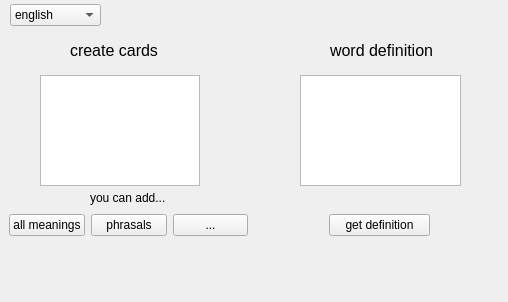
Above: gui/qt2.ui from artialpha/Anki before the change. Below: the same form after it.
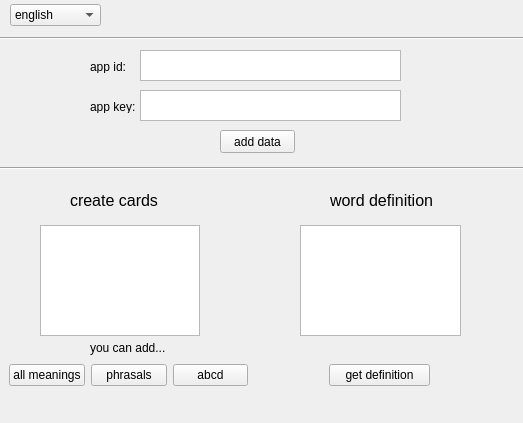
That is the form after the change.

What changed in the file:
```diff
--- a/gui/qt2.ui
+++ b/gui/qt2.ui
@@ -6,8 +6,8 @@
    <rect>
     <x>0</x>
     <y>0</y>
-    <width>508</width>
-    <height>302</height>
+    <width>523</width>
+    <height>423</height>
    </rect>
   </property>
   <property name="windowTitle">
@@ -43,7 +43,7 @@
    <property name="geometry">
     <rect>
      <x>10</x>
-     <y>60</y>
+     <y>210</y>
      <width>481</width>
      <height>131</height>
     </rect>
@@ -76,7 +76,7 @@
    <property name="geometry">
     <rect>
      <x>9</x>
-     <y>210</y>
+     <y>360</y>
      <width>239</width>
      <height>31</height>
     </rect>
@@ -99,7 +99,7 @@
     <item>
      <widget class="QPushButton" name="button_">
       <property name="text">
-       <string>...</string>
+       <string>abcd</string>
       </property>
      </widget>
     </item>
@@ -109,7 +109,7 @@
    <property name="geometry">
     <rect>
      <x>269</x>
-     <y>210</y>
+     <y>360</y>
      <width>221</width>
      <height>31</height>
     </rect>
@@ -134,7 +134,7 @@
    <property name="geometry">
     <rect>
      <x>330</x>
-     <y>40</y>
+     <y>190</y>
      <width>131</width>
      <height>21</height>
     </rect>
@@ -152,7 +152,7 @@
    <property name="geometry">
     <rect>
      <x>70</x>
-     <y>40</y>
+     <y>190</y>
      <width>91</width>
      <height>21</height>
     </rect>
@@ -170,7 +170,7 @@
    <property name="geometry">
     <rect>
      <x>90</x>
-     <y>190</y>
+     <y>340</y>
      <width>81</width>
      <height>16</height>
     </rect>
@@ -179,6 +179,91 @@
     <string>you can add...</string>
    </property>
   </widget>
+  <widget class="QPlainTextEdit" name="text_app_id">
+   <property name="geometry">
+    <rect>
+     <x>140</x>
+     <y>50</y>
+     <width>261</width>
+     <height>31</height>
+    </rect>
+   </property>
+  </widget>
+  <widget class="QPlainTextEdit" name="text_app_key">
+   <property name="geometry">
+    <rect>
+     <x>140</x>
+     <y>90</y>
+     <width>261</width>
+     <height>31</height>
+    </rect>
+   </property>
+  </widget>
+  <widget class="QLabel" name="label_app_id">
+   <property name="geometry">
+    <rect>
+     <x>90</x>
+     <y>60</y>
+     <width>47</width>
+     <height>13</height>
+    </rect>
+   </property>
+   <property name="text">
+    <string>app id:</string>
+   </property>
+  </widget>
+  <widget class="QLabel" name="label_app_key">
+   <property name="geometry">
+    <rect>
+     <x>90</x>
+     <y>100</y>
+     <width>47</width>
+     <height>13</height>
+    </rect>
+   </property>
+   <property name="text">
+    <string>app key:</string>
+   </property>
+  </widget>
+  <widget class="Line" name="line">
+   <property name="geometry">
+    <rect>
+     <x>0</x>
+     <y>30</y>
+     <width>531</width>
+     <height>16</height>
+    </rect>
+   </property>
+   <property name="orientation">
+    <enum>Qt::Horizontal</enum>
+   </property>
+  </widget>
+  <widget class="Line" name="line_2">
+   <property name="geometry">
+    <rect>
+     <x>0</x>
+     <y>160</y>
+     <width>531</width>
+     <height>16</height>
+    </rect>
+   </property>
+   <property name="orientation">
+    <enum>Qt::Horizontal</enum>
+   </property>
+  </widget>
+  <widget class="QPushButton" name="button_api">
+   <property name="geometry">
+    <rect>
+     <x>220</x>
+     <y>130</y>
+     <width>75</width>
+     <height>23</height>
+    </rect>
+   </property>
+   <property name="text">
+    <string>add data</string>
+   </property>
+  </widget>
  </widget>
  <resources/>
  <connections/>
```
Left out of the diff: 2 changed lines with no effect on the pictures.
